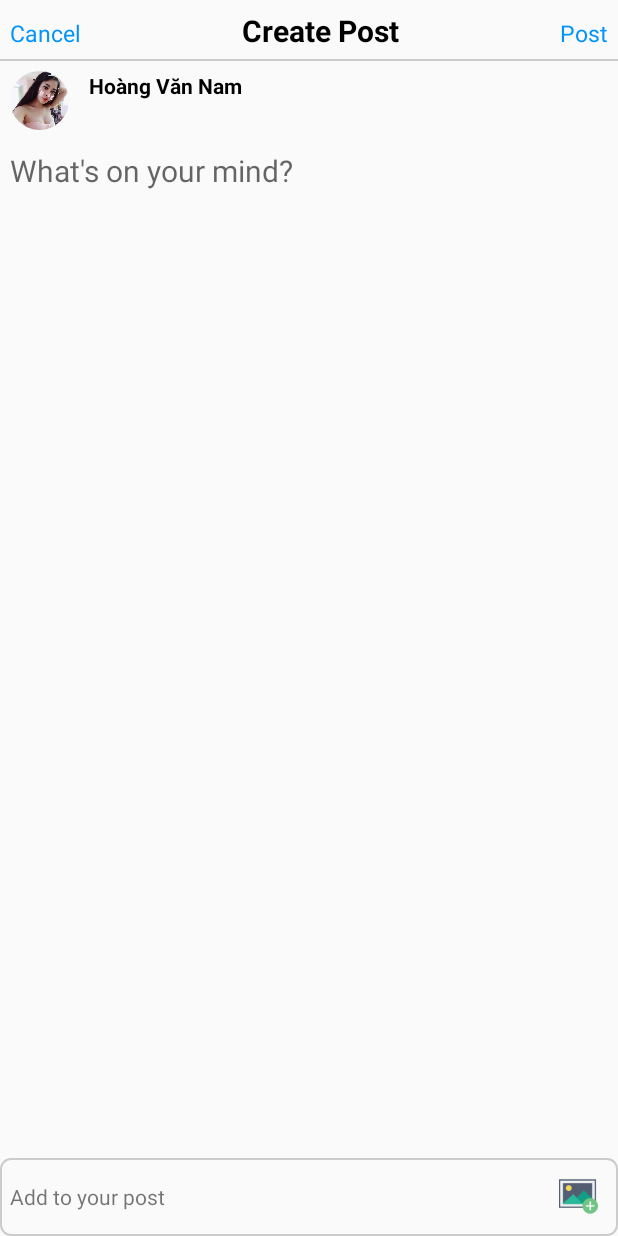
After one commit to locdx3/Facecook, an Android app: the PostActiviy screen opened directly, with no data from a screen before it, on a phone screen of 412 x 824 dp. The commit adds this screen. Run offline under Robolectric (Android 15) with nearby library versions, the phone set to English and light mode, and no system bars; our stand-ins replace CircleImageView, EventBus, sdp/ssp sizes; pictures from the network do not load.

Commit message:
- Add post to service

```diff
--- /dev/null
+++ b/app/src/main/java/vn/com/codedao/facecook/presenter/post/IPresenterLogicHandlePost.java
@@ -0,0 +1,15 @@
+package vn.com.codedao.facecook.presenter.post;
+
+import android.net.Uri;
+
+public interface IPresenterLogicHandlePost {
+    void AddPhoto();
+
+    void pickImg();
+
+    void uploadFiles(Uri uri);
+
+    void postOnService(int idUser, String conten);
+
+    void cancel();
+}
--- a/app/src/main/java/vn/com/codedao/facecook/utils/Constant.java
+++ b/app/src/main/java/vn/com/codedao/facecook/utils/Constant.java
@@ -22,4 +22,6 @@ public class Constant {
     public static final String REQUEST_UPDATE_IMAGE = "request_update";
     public static final String HANDLE_GET_POST_FINISH ="HANDLE_GET_POST_FINISH";
     public static final String HANDLE_GET_POST_FAIL ="HANDLE_GET_POST_FAIL";
+    public static final String ADD_POST_FINISH ="ADD_POST_FINISH";
+    public static final String ADD_POST_FAIL ="ADD_POST_FAIL";
 }
--- a/app/src/main/java/vn/com/codedao/facecook/view/newfeed/IOnClickItemNewFeed.java
+++ b/app/src/main/java/vn/com/codedao/facecook/view/newfeed/IOnClickItemNewFeed.java
@@ -6,4 +6,5 @@ package vn.com.codedao.facecook.view.newfeed;
 
 public interface IOnClickItemNewFeed {
     void onClickItemComment(int position);
+    void onClickHeader();
 }
--- /dev/null
+++ b/app/src/main/java/vn/com/codedao/facecook/view/post/IPostView.java
@@ -0,0 +1,4 @@
+package vn.com.codedao.facecook.view.post;
+
+public interface IPostView {
+}
--- /dev/null
+++ b/app/src/main/java/vn/com/codedao/facecook/view/post/PostActiviy.java
@@ -0,0 +1,110 @@
+package vn.com.codedao.facecook.view.post;
+
+import android.content.Intent;
+import android.content.pm.PackageManager;
+import android.inputmethodservice.ExtractEditText;
+import android.net.Uri;
+import android.os.Build;
+import android.os.Bundle;
+import android.support.annotation.RequiresApi;
+import android.support.v7.app.AppCompatActivity;
+import android.util.Log;
+import android.view.View;
+import android.widget.ImageView;
+import android.widget.TextView;
+import android.widget.Toast;
+
+import vn.com.codedao.facecook.R;
+import vn.com.codedao.facecook.presenter.post.PresenterLogicHandlePost;
+import vn.com.codedao.facecook.utils.Constant;
+import vn.com.codedao.facecook.view.CircleImageView;
+
+import static vn.com.codedao.facecook.view.updateuser.UpdateUserActivity.PICK_IMAGE_REQUEST;
+import static vn.com.codedao.facecook.view.updateuser.UpdateUserActivity.READ_EXTERNAL_REQUEST;
+
+public class PostActiviy extends AppCompatActivity implements View.OnClickListener, IPostView {
+
+    private static final String TAG = "PostActiviy";
+    private ImageView mImgAddPhoto;
+    private PresenterLogicHandlePost mPresenterLogicHandlePost;
+    private String mAvatar;
+    private TextView mBtnPost;
+    private TextView mBtnCancel;
+    private ExtractEditText mExtractEditText;
+    private TextView mTxtName;
+    private CircleImageView mImgAvatar;
+    private int mIdUser;
+
+    @Override
+    protected void onCreate(Bundle savedInstanceState) {
+        super.onCreate(savedInstanceState);
+        setContentView(R.layout.activity_post_activiy);
+        getSupportActionBar().hide();
+        initView();
+        mIdUser = getIntent().getIntExtra("ID_USER", 0);
+        mPresenterLogicHandlePost = new PresenterLogicHandlePost(this, this, this);
+
+    }
+
+    private void initView() {
+        mExtractEditText = findViewById(R.id.edTextConten);
+        mTxtName = findViewById(R.id.txtName);
+        mImgAvatar = findViewById(R.id.imgAvatar);
+        mBtnCancel = findViewById(R.id.btnCancel);
+        mBtnCancel.setOnClickListener(this);
+        mImgAddPhoto = findViewById(R.id.imgAddPhoto);
+        mBtnPost = findViewById(R.id.btnPost);
+        mBtnPost.setOnClickListener(this);
+        mImgAddPhoto.setOnClickListener(this);
+    }
+
+
+    @RequiresApi(api = Build.VERSION_CODES.M)
+    @Override
+    public void onClick(View v) {
+        switch (v.getId()) {
+            case R.id.imgAddPhoto:
+                mPresenterLogicHandlePost.AddPhoto();
+                break;
+            case R.id.btnPost:
+                if (Build.VERSION.SDK_INT >= Build.VERSION_CODES.O) {
+                    mPresenterLogicHandlePost.postOnService(mIdUser, mExtractEditText.getText().toString());
+                }
+                break;
+            case R.id.btnCancel:
+                mPresenterLogicHandlePost.cancel();
+                break;
+            default:
+                break;
+        }
+    }
+
+    @Override
+    public void onRequestPermissionsResult(int requestCode, String permissions[],
+                                           int[] grantResults) {
+        if (requestCode != READ_EXTERNAL_REQUEST) return;
+        if (grantResults.length > 0 && grantResults[0] == PackageManager.PERMISSION_GRANTED) {
+            mPresenterLogicHandlePost.pickImg();
+        } else {
+            Toast.makeText(getApplicationContext(), R.string.permission_denied,
+                    Toast.LENGTH_LONG).show();
+        }
+    }
+
+    @Override
+    protected void onActivityResult(int requestCode, int resultCode, Intent data) {
+        super.onActivityResult(requestCode, resultCode, data);
+        Log.d(TAG, "onActivityResult()");
+        if (requestCode == PICK_IMAGE_REQUEST && resultCode == RESULT_OK && data != null &&
+                data.getData() != null) {
+            Log.d(TAG, "onActivityResult() called with: requestCode = [" + requestCode + "], resultCode = [" + resultCode + "], data = [" + data + "]");
+            // Khi đã chọn xong ảnh thì chúng ta tiến hành upload thôi
+            mAvatar = Constant.REQUEST_UPDATE_IMAGE;
+            Uri uri = data.getData();
+            //mImageViewAvatar.setImageURI(uri);
+            mPresenterLogicHandlePost.uploadFiles(uri);
+        }
+    }
+
+
+}
--- /dev/null
+++ b/app/src/main/res/drawable/textview_border.xml
@@ -0,0 +1,8 @@
+<?xml version="1.0" encoding="utf-8"?>
+
+<shape xmlns:android="http://schemas.android.com/apk/res/android"
+    android:shape="rectangle">
+    <solid android:color="#00000000"/>
+    <stroke android:color="#ccc" android:width="@dimen/_1sdp"/>
+    <corners android:radius="@dimen/_5sdp"/>
+</shape>
--- /dev/null
+++ b/app/src/main/res/layout/activity_post_activiy.xml
@@ -0,0 +1,123 @@
+<?xml version="1.0" encoding="utf-8"?>
+<RelativeLayout xmlns:android="http://schemas.android.com/apk/res/android"
+    xmlns:tools="http://schemas.android.com/tools"
+    android:layout_width="match_parent"
+    android:layout_height="match_parent"
+    tools:context=".view.post.PostActiviy">
+
+    <FrameLayout
+        android:id="@+id/my_content"
+        android:layout_width="match_parent"
+        android:layout_height="wrap_content">
+
+        <LinearLayout
+            android:layout_width="match_parent"
+            android:layout_height="wrap_content"
+            android:orientation="vertical">
+
+            <LinearLayout
+                android:layout_width="match_parent"
+                android:layout_height="wrap_content"
+                android:layout_marginBottom="@dimen/_4sdp"
+                android:orientation="horizontal">
+
+                <TextView
+                    android:id="@+id/btnCancel"
+                    android:layout_width="wrap_content"
+                    android:layout_height="wrap_content"
+                    android:layout_marginStart="@dimen/_5sdp"
+                    android:layout_marginTop="@dimen/_5sdp"
+                    android:text="@string/cancel"
+                    android:textColor="#0093fc"
+                    android:textSize="15sp" />
+
+                <TextView
+                    android:layout_width="0dp"
+                    android:layout_height="wrap_content"
+                    android:layout_marginTop="@dimen/_5sdp"
+                    android:layout_weight="1"
+                    android:gravity="center"
+                    android:text="@string/create_post"
+                    android:textColor="#000"
+                    android:textSize="20sp"
+                    android:textStyle="bold" />
+
+                <TextView
+                    android:id="@+id/btnPost"
+                    android:layout_width="wrap_content"
+                    android:layout_height="wrap_content"
+                    android:layout_marginEnd="@dimen/_5sdp"
+                    android:layout_marginTop="@dimen/_5sdp"
+                    android:text="@string/post"
+                    android:textColor="#0093fc"
+                    android:textSize="15sp" />
+            </LinearLayout>
+
+            <View
+                android:layout_width="match_parent"
+                android:layout_height="@dimen/_1sdp"
+                android:background="#ccc" />
+
+            <LinearLayout
+
+                android:layout_width="match_parent"
+                android:layout_height="wrap_content"
+                android:orientation="horizontal">
+
+                <vn.com.codedao.facecook.view.CircleImageView
+                    android:id="@+id/imgAvatar"
+                    android:layout_width="@dimen/_30sdp"
+                    android:layout_height="@dimen/_30sdp"
+                    android:layout_margin="@dimen/_5sdp"
+                    android:src="@drawable/girl" />
+
+                <TextView
+                    android:id="@+id/txtName"
+                    android:layout_width="wrap_content"
+                    android:layout_height="wrap_content"
+                    android:layout_margin="@dimen/_5sdp"
+                    android:text="Hoàng Văn Nam"
+                    android:textColor="#000"
+                    android:textStyle="bold" />
+            </LinearLayout>
+
+
+            <android.inputmethodservice.ExtractEditText
+                android:id="@+id/edTextConten"
+                android:layout_width="match_parent"
+                android:layout_height="wrap_content"
+                android:layout_marginEnd="@dimen/_5sdp"
+                android:layout_marginStart="@dimen/_5sdp"
+                android:layout_marginTop="@dimen/_5sdp"
+                android:background="#00000000"
+                android:hint="What's on your mind?"
+                android:textSize="20sp" />
+
+        </LinearLayout>
+    </FrameLayout>
+
+    <RelativeLayout
+        android:layout_width="match_parent"
+        android:layout_height="@dimen/_40sdp"
+        android:layout_alignParentBottom="true"
+        android:layout_below="@+id/edTextConten"
+        android:background="@drawable/textview_border"
+        tools:ignore="NotSibling">
+
+        <TextView
+            android:layout_width="wrap_content"
+            android:layout_height="wrap_content"
+            android:layout_centerVertical="true"
+            android:layout_marginStart="@dimen/_5sdp"
+            android:text="@string/add_to_your_post" />
+
+        <ImageView
+            android:id="@+id/imgAddPhoto"
+            android:layout_width="@dimen/_20sdp"
+            android:layout_height="@dimen/_20sdp"
+            android:layout_alignParentEnd="true"
+            android:layout_centerVertical="true"
+            android:layout_marginEnd="@dimen/_10sdp"
+            android:background="@drawable/addphpto" />
+    </RelativeLayout>
+</RelativeLayout>
--- a/app/src/main/res/layout/item_post_header.xml
+++ b/app/src/main/res/layout/item_post_header.xml
@@ -2,6 +2,7 @@
 <LinearLayout xmlns:android="http://schemas.android.com/apk/res/android"
     xmlns:app="http://schemas.android.com/apk/res-auto"
     android:layout_width="match_parent"
+    android:id="@+id/root_liner"
     android:layout_height="wrap_content"
     android:orientation="vertical">
 
--- a/app/src/main/res/values/strings.xml
+++ b/app/src/main/res/values/strings.xml
@@ -54,5 +54,9 @@
     <string name="description_hint_Update">description</string>
     <string name="birthday_hint_Update">Birthday</string>
     <string name="permission_denied">permission denied</string>
+    <string name="post">Post</string>
+    <string name="create_post">Create Post</string>
+    <string name="cancel">Cancel</string>
+    <string name="add_to_your_post">Add to your post</string>
     <!--end update user-->
 </resources>
```
Also changed, not shown: app/src/main/AndroidManifest.xml (+11 -4 lines), app/src/main/java/vn/com/codedao/facecook/apiservice/ApiConnect.java (+65 -32 lines), app/src/main/java/vn/com/codedao/facecook/apiservice/ApiInterface.java (+14 -0 lines), app/src/main/java/vn/com/codedao/facecook/presenter/post/PresenterLogicHandlePost.java (added, +134 -0 lines), app/src/main/java/vn/com/codedao/facecook/view/newfeed/FragmentNewFeed.java (+10 -0 lines), app/src/main/java/vn/com/codedao/facecook/view/newfeed/PostAdapter.java (+8 -4 lines), app/src/main/res/drawable/addphpto.png (added).
